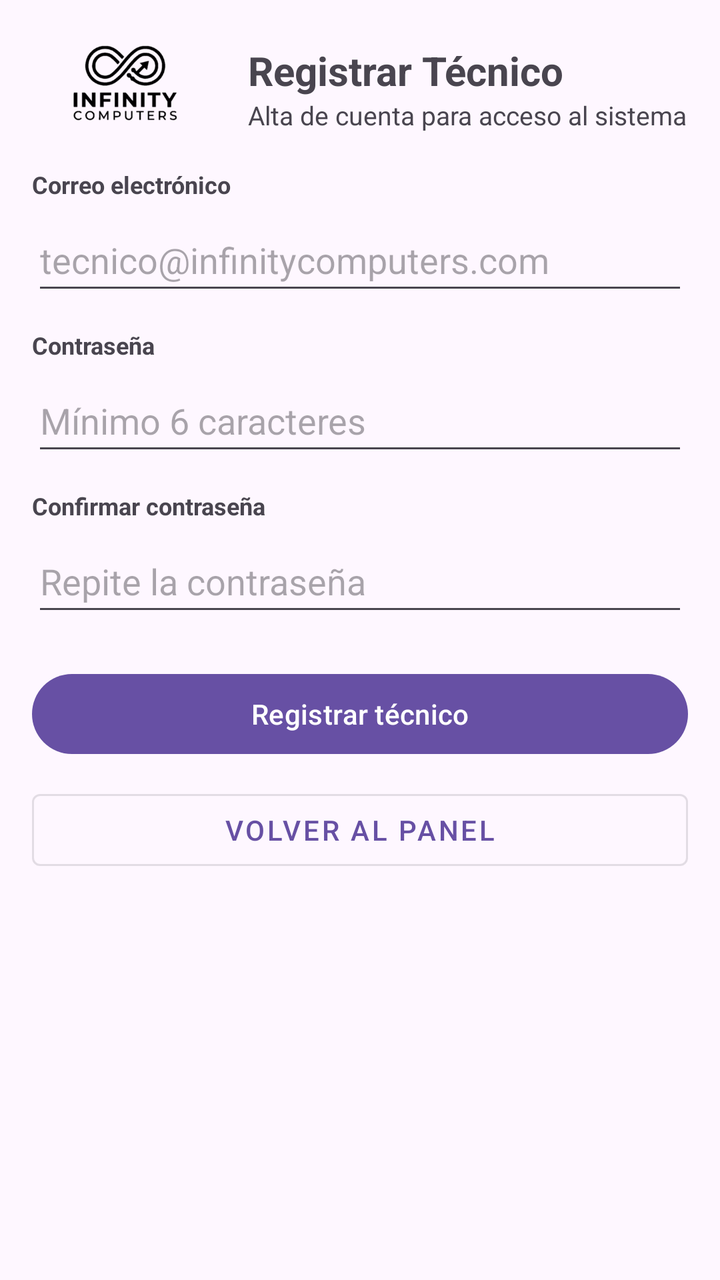
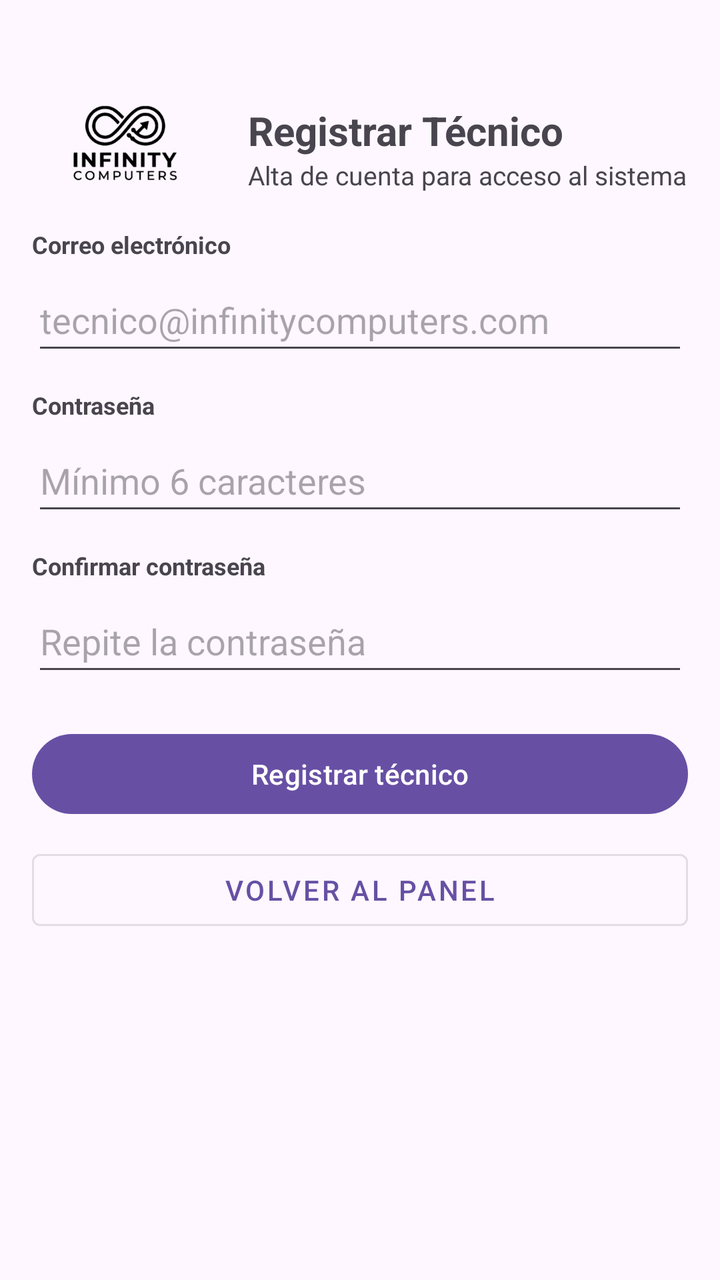

Compare the two renders of this Android layout. The source of the first and the diff that turns it into the second are given below.
<!-- AndroidManifest.xml: application theme Theme.Infinitycomputers -->
<!-- res/layout/activity_registrar_tecnico.xml -->
<?xml version="1.0" encoding="utf-8"?>
<ScrollView xmlns:android="http://schemas.android.com/apk/res/android"
    android:id="@+id/mainRegistrarTecnico"
    android:layout_width="match_parent"
    android:layout_height="match_parent"
    android:fillViewport="true">

    <LinearLayout
        android:layout_width="match_parent"
        android:layout_height="wrap_content"
        android:orientation="vertical"
        android:padding="16dp">

        
        <LinearLayout
            android:id="@+id/layoutHeaderRegistrarTecnico"
            android:layout_width="match_parent"
            android:layout_height="wrap_content"
            android:gravity="center_vertical"
            android:orientation="horizontal"
            android:paddingTop="4dp"
            android:paddingBottom="16dp">

            <ImageView
                android:id="@+id/ivLogoRegistrarTecnico"
                android:layout_width="96dp"
                android:layout_height="48dp"
                android:contentDescription="@string/desc_logo_empresa"
                android:scaleType="fitCenter"
                android:src="@drawable/logo" />

            <LinearLayout
                android:layout_width="0dp"
                android:layout_height="wrap_content"
                android:layout_marginStart="12dp"
                android:layout_weight="1"
                android:orientation="vertical">

                <TextView
                    android:id="@+id/tvTituloRegistrarTecnico"
                    android:layout_width="match_parent"
                    android:layout_height="wrap_content"
                    android:text="@string/titulo_registrar_tecnico"
                    android:textSize="20sp"
                    android:textStyle="bold" />

                <TextView
                    android:id="@+id/tvSubtituloRegistrarTecnico"
                    android:layout_width="match_parent"
                    android:layout_height="wrap_content"
                    android:text="@string/subtitulo_registrar_tecnico"
                    android:textSize="13sp" />
            </LinearLayout>
        </LinearLayout>

        
        <TextView
            android:layout_width="match_parent"
            android:layout_height="wrap_content"
            android:text="@string/label_correo_tecnico"
            android:textSize="12sp"
            android:textStyle="bold" />

        <EditText
            android:id="@+id/etCorreoTecnico"
            android:layout_width="match_parent"
            android:layout_height="48dp"
            android:layout_marginTop="4dp"
            android:hint="@string/hint_correo_tecnico"
            android:inputType="textEmailAddress"
            android:maxLines="1" />

        
        <TextView
            android:layout_width="match_parent"
            android:layout_height="wrap_content"
            android:layout_marginTop="12dp"
            android:text="@string/label_password_tecnico"
            android:textSize="12sp"
            android:textStyle="bold" />

        <EditText
            android:id="@+id/etPasswordTecnico"
            android:layout_width="match_parent"
            android:layout_height="48dp"
            android:layout_marginTop="4dp"
            android:hint="@string/hint_password_tecnico"
            android:inputType="textPassword"
            android:maxLines="1" />

        
        <TextView
            android:layout_width="match_parent"
            android:layout_height="wrap_content"
            android:layout_marginTop="12dp"
            android:text="@string/label_confirmar_password"
            android:textSize="12sp"
            android:textStyle="bold" />

        <EditText
            android:id="@+id/etConfirmarPasswordTecnico"
            android:layout_width="match_parent"
            android:layout_height="48dp"
            android:layout_marginTop="4dp"
            android:hint="@string/hint_confirmar_password"
            android:inputType="textPassword"
            android:maxLines="1" />

        
        <Button
            android:id="@+id/btnCrearCuentaTecnico"
            android:layout_width="match_parent"
            android:layout_height="48dp"
            android:layout_marginTop="20dp"
            android:maxLines="1"
            android:text="@string/btn_crear_cuenta_tecnico" />

        
        <Button
            android:id="@+id/btnVolverPanelTecnico"
            style="@style/Widget.MaterialComponents.Button.OutlinedButton"
            android:layout_width="match_parent"
            android:layout_height="48dp"
            android:layout_marginTop="10dp"
            android:maxLines="1"
            android:text="@string/btn_volver_panel_tecnico" />

    </LinearLayout>
</ScrollView>
<!-- resources referenced by this layout -->
<resources>
  <!-- drawable logo: png bitmap (drawable, 15486 bytes) -->
  <string name="btn_crear_cuenta_tecnico">Registrar técnico</string>
  <string name="btn_volver_panel_tecnico">Volver al panel</string>
  <string name="desc_logo_empresa">Logo de InfinityComputers</string>
  <string name="hint_confirmar_password">Repite la contraseña</string>
  <string name="hint_correo_tecnico">tecnico@infinitycomputers.com</string>
  <string name="hint_password_tecnico">Mínimo 6 caracteres</string>
  <string name="label_confirmar_password">Confirmar contraseña</string>
  <string name="label_correo_tecnico">Correo electrónico</string>
  <string name="label_password_tecnico">Contraseña</string>
  <string name="subtitulo_registrar_tecnico">Alta de cuenta para acceso al sistema</string>
  <string name="titulo_registrar_tecnico">Registrar Técnico</string>
  <style name="Theme.Infinitycomputers" parent="Base.Theme.Infinitycomputers" />
  <style name="Base.Theme.Infinitycomputers" parent="Theme.Material3.DayNight.NoActionBar">
          
          
      </style>
</resources>

<!-- the commit's change to res/layout/activity_registrar_tecnico.xml (unified diff, before → after) -->
@@ -18,6 +18,7 @@
             android:layout_height="wrap_content"
             android:gravity="center_vertical"
             android:orientation="horizontal"
+            android:layout_marginTop="30dp"
             android:paddingTop="4dp"
             android:paddingBottom="16dp">
 
